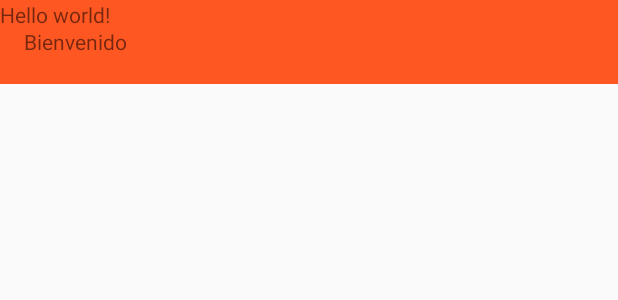
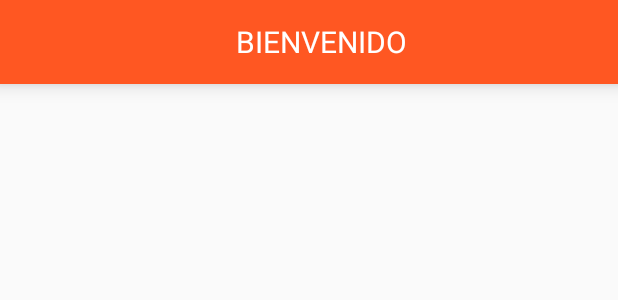
Before and after one commit to romelapj/ProyectoBaseAnimacion, an Android app: the layout activity_main.xml on its own in the app's theme, with its tools: preview values and no code run, on a phone screen of 412 x 824 dp. Shown: the top 300 px of the screen. Run offline under Robolectric (Android 15) with nearby library versions, the phone set to English and light mode, and no system bars.

Commit message:
Arreglos en el toolbar y agregar menu derecho

```diff
--- /dev/null
+++ b/app/src/main/res/drawable-v21/btn_default_light.xml
@@ -0,0 +1,3 @@
+<?xml version="1.0" encoding="utf-8"?>
+<ripple xmlns:android="http://schemas.android.com/apk/res/android"
+    android:color="@color/btn_default_light_pressed" />
--- /dev/null
+++ b/app/src/main/res/drawable/btn_default_light.xml
@@ -0,0 +1,6 @@
+<?xml version="1.0" encoding="utf-8"?>
+<selector xmlns:android="http://schemas.android.com/apk/res/android">
+    <item android:drawable="@color/btn_default_light_normal" android:state_focused="false" android:state_pressed="false" />
+    <item android:drawable="@color/btn_default_light_pressed" android:state_pressed="true" />
+    <item android:drawable="@color/btn_default_light_pressed" android:state_focused="true" />
+</selector>
--- a/app/src/main/res/layout/activity_main.xml
+++ b/app/src/main/res/layout/activity_main.xml
@@ -4,7 +4,4 @@
     <include android:id="@+id/tbMain"
         layout="@layout/view_toolbar" />
 
-    <TextView android:text="@string/hello_world" android:layout_width="wrap_content"
-        android:layout_height="wrap_content" />
-
 </RelativeLayout>
--- /dev/null
+++ b/app/src/main/res/layout/item_menu_right.xml
@@ -0,0 +1,6 @@
+<?xml version="1.0" encoding="utf-8"?>
+<ImageButton xmlns:android="http://schemas.android.com/apk/res/android"
+    android:layout_width="?attr/actionBarSize"
+    android:layout_height="?attr/actionBarSize"
+    android:background="@drawable/btn_default_light"
+    android:src="@mipmap/ic_mood_white" />
--- a/app/src/main/res/layout/view_toolbar.xml
+++ b/app/src/main/res/layout/view_toolbar.xml
@@ -1,15 +1,18 @@
-<?xml version="1.0" encoding="utf-8"?>
 <android.support.v7.widget.Toolbar
-    android:id="@+id/toolbar"
+    xmlns:android="http://schemas.android.com/apk/res/android"
+    xmlns:app="http://schemas.android.com/apk/res-auto"
+    android:layout_height="?attr/actionBarSize"
     android:layout_width="match_parent"
-    android:layout_height="?attr/actionBarSize"
     android:background="?attr/colorPrimary"
-    xmlns:android="http://schemas.android.com/apk/res/android">
-
-
+    android:elevation="@dimen/default_elevation"
+    android:theme="@style/ThemeOverlay.AppCompat.Dark.ActionBar"
+    app:popupTheme="@style/ThemeOverlay.AppCompat.Light">
     <TextView
-        android:layout_width="wrap_content"
-        android:layout_height="wrap_content"
-        android:text="@string/saludo"
-        android:id="@+id/tvTituloToolbar" />
+        android:id="@+id/tvTituloToolbar"
+        android:layout_width="match_parent"
+        android:layout_height="match_parent"
+        android:gravity="center"
+        android:textColor="@color/style_color_text"
+        android:text="BIENVENIDO"
+        android:textSize="20sp"/>
 </android.support.v7.widget.Toolbar>
--- a/app/src/main/res/values/colors.xml
+++ b/app/src/main/res/values/colors.xml
@@ -3,4 +3,8 @@
     <color name="style_color_primary">#FF5722</color>
     <color name="style_color_primary_dark">#E64A19</color>
     <color name="style_color_accent">#8BC34A</color>
+
+    <color name="btn_default_light_normal">#00000000</color>
+    <color name="btn_default_light_pressed">#40ffffff</color>
+    <color name="style_color_text">#fff</color>
 </resources>
--- a/app/src/main/res/values/dimens.xml
+++ b/app/src/main/res/values/dimens.xml
@@ -1,5 +1,4 @@
 <resources>
     <!-- Default screen margins, per the Android Design guidelines. -->
-    <dimen name="activity_horizontal_margin">16dp</dimen>
-    <dimen name="activity_vertical_margin">16dp</dimen>
+    <dimen name="default_elevation">8dp</dimen>
 </resources>
```
Also changed, not shown: app/src/main/java/com/romelapj/proyectobaseanimacion/MainActivity.java (+19 -2 lines), app/src/main/res/menu/menu_main.xml (+5 -2 lines), app/src/main/res/mipmap-hdpi/ic_menu_white.png, app/src/main/res/mipmap-hdpi/ic_mood_white.png (deleted), app/src/main/res/mipmap-mdpi/ic_menu_white.png, app/src/main/res/mipmap-mdpi/ic_mood_white.png (deleted), app/src/main/res/mipmap-xhdpi/ic_menu_white.png, app/src/main/res/mipmap-xhdpi/ic_mood_white.png, app/src/main/res/mipmap-xxhdpi/ic_menu_white.png, app/src/main/res/mipmap-xxhdpi/ic_mood_white.png, 1 other file.
